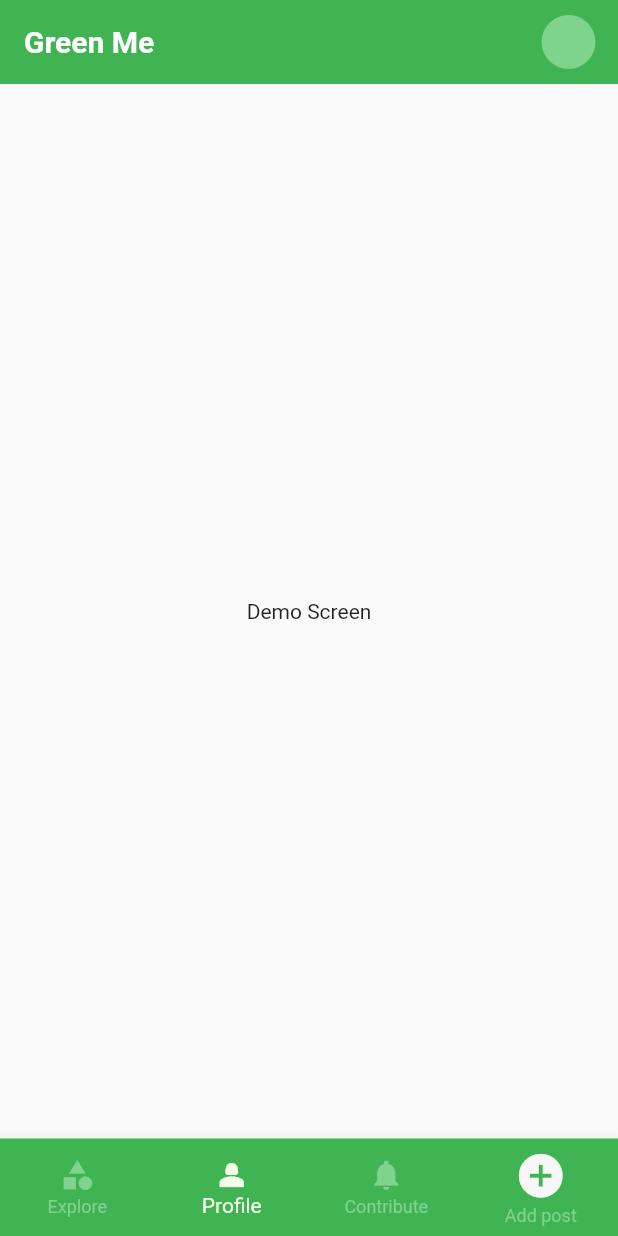
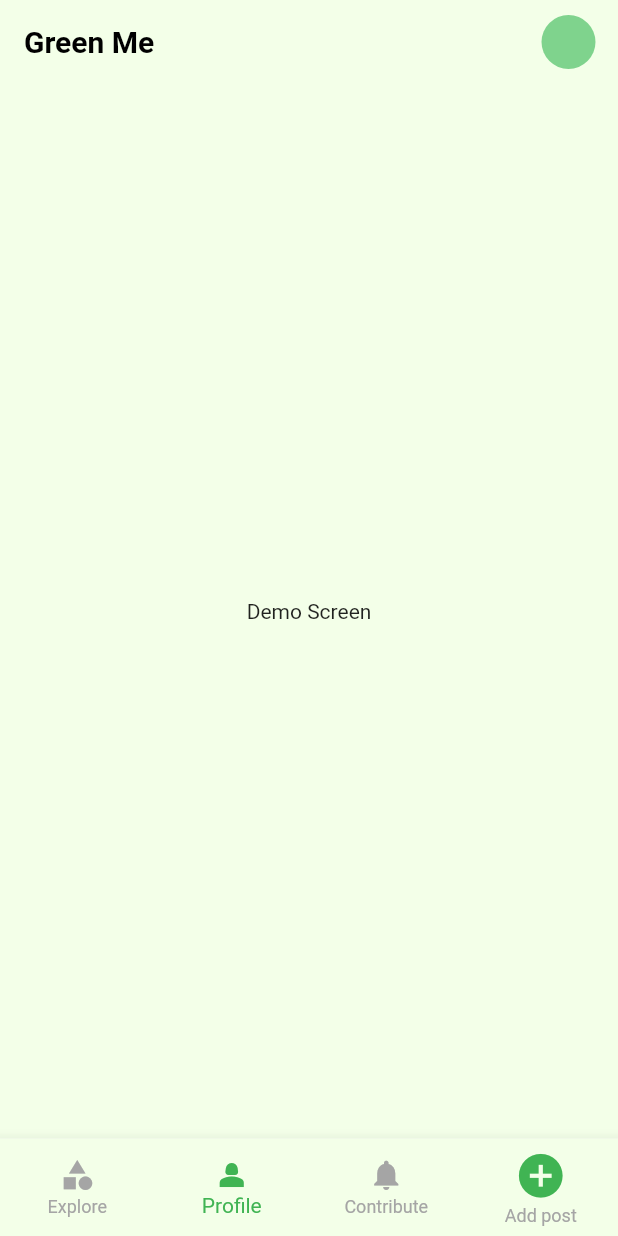
Before and after one commit to whysosaket/GreenMe, a Flutter app: the screen it shows after launch, on a phone screen of 412 x 824 dp. Run offline on Flutter 3.47's test engine with Material 2 defaults, Android fonts, the phone set to English and light mode, and no system bars.

Commit message:
UI Update

```diff
--- a/pro_demo/lib/screens/demo_screen.dart
+++ b/pro_demo/lib/screens/demo_screen.dart
@@ -5,8 +5,11 @@ class DemoScreen extends StatelessWidget {
 
   @override
   Widget build(BuildContext context) {
-    return const Center(
-      child: Text('Demo Screen'),
+    return const Scaffold(
+      backgroundColor: Color.fromARGB(255, 243, 255, 232),
+      body: Center(
+        child: Text('Demo Screen'),
+      ),
     );
   }
 }
--- a/pro_demo/lib/screens/tabs_screen.dart
+++ b/pro_demo/lib/screens/tabs_screen.dart
@@ -38,9 +38,9 @@ class _TabsScreenState extends State<TabsScreen> {
         elevation: 0,
         title: const Text(
           'Green Me',
-          style: TextStyle(color: Colors.white, fontWeight: FontWeight.bold),
+          style: TextStyle(color: Colors.black, fontWeight: FontWeight.bold),
         ),
-        backgroundColor: const Color.fromARGB(255, 64, 180, 83),
+        backgroundColor: const Color.fromARGB(255, 243, 255, 232),
         actions: <Widget>[
           Container(
             padding: const EdgeInsets.only(right: 15),
@@ -60,9 +60,9 @@ class _TabsScreenState extends State<TabsScreen> {
       body: _pages[_selectedPageIndex] as Widget,
       bottomNavigationBar: BottomNavigationBar(
         onTap: _selectPage,
-        backgroundColor: const Color.fromARGB(255, 64, 180, 83),
-        unselectedItemColor: const Color.fromARGB(255, 127, 211, 141),
-        selectedItemColor: const Color.fromARGB(255, 243, 255, 232),
+        backgroundColor: const Color.fromARGB(255, 243, 255, 232),
+        unselectedItemColor: const Color.fromARGB(255, 165, 165, 165),
+        selectedItemColor: const Color.fromARGB(255, 64, 180, 83),
         showSelectedLabels: true,
         showUnselectedLabels: true,
         currentIndex: _selectedPageIndex,
@@ -87,7 +87,7 @@ class _TabsScreenState extends State<TabsScreen> {
             backgroundColor: Theme.of(context).primaryColor,
             icon: const Icon(
               Icons.add_circle,
-              color: Color.fromARGB(255, 247, 247, 247),
+              color: Color.fromARGB(255, 64, 180, 83),
               size: 35,
             ),
             activeIcon: const Icon(
```
